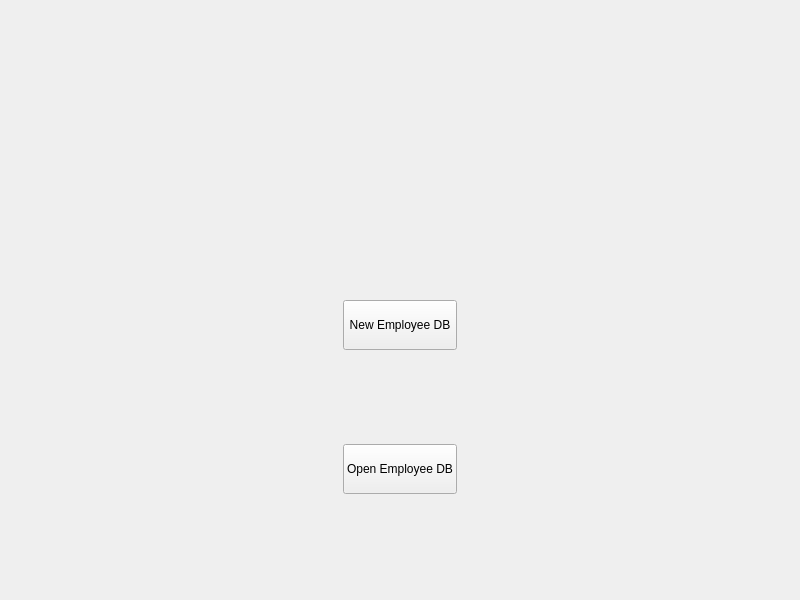
ChatreshGudi/Emp_Manage, file UI_Files/Main.ui: the form before one commit.
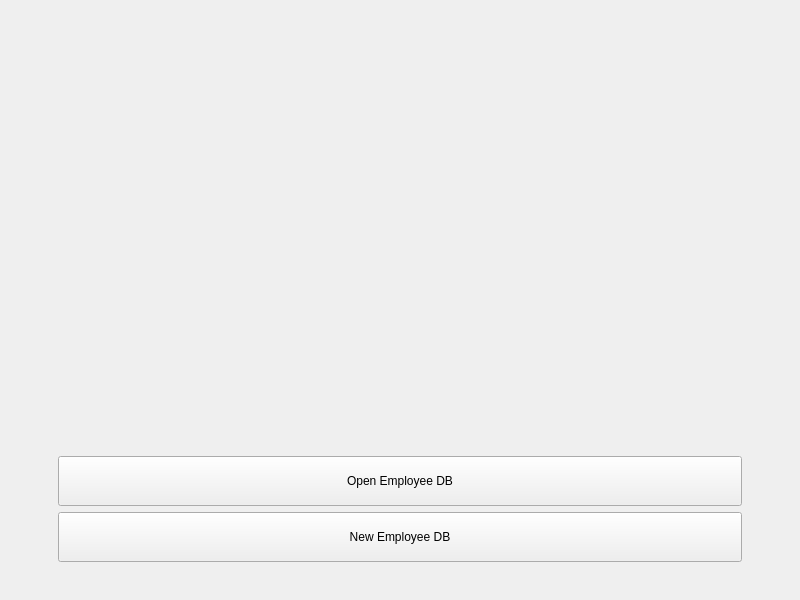
The form after the commit. Icons and pictures are not drawn.

Patch:
```diff
--- a/UI_Files/Main.ui
+++ b/UI_Files/Main.ui
@@ -22,34 +22,17 @@
   </property>
   <widget class="QWidget" name="centralwidget">
    <layout class="QGridLayout" name="gridLayout_2">
-    <item row="1" column="3">
+    <item row="1" column="1">
      <widget class="QStackedWidget" name="stackedWidget">
       <property name="currentIndex">
        <number>0</number>
       </property>
       <widget class="QWidget" name="Open_File">
        <layout class="QGridLayout" name="gridLayout_3">
-        <item row="2" column="1">
-         <widget class="QPushButton" name="newdb_btn">
-          <property name="minimumSize">
-           <size>
-            <width>0</width>
-            <height>50</height>
-           </size>
-          </property>
-          <property name="text">
-           <string>New Employee DB</string>
-          </property>
-          <property name="icon">
-           <iconset>
-            <normaloff>../Icons/new.png</normaloff>../Icons/new.png</iconset>
-          </property>
-         </widget>
-        </item>
-        <item row="3" column="1">
+        <item row="2" column="1" colspan="3">
          <widget class="QPushButton" name="opendb_btn">
           <property name="sizePolicy">
-           <sizepolicy hsizetype="Fixed" vsizetype="Fixed">
+           <sizepolicy hsizetype="Minimum" vsizetype="Fixed">
             <horstretch>0</horstretch>
             <verstretch>0</verstretch>
            </sizepolicy>
@@ -69,7 +52,7 @@
           </property>
          </widget>
         </item>
-        <item row="2" column="2">
+        <item row="4" column="4">
          <spacer name="horizontalSpacer_4">
           <property name="orientation">
            <enum>Qt::Horizontal</enum>
@@ -82,17 +65,17 @@
           </property>
          </spacer>
         </item>
-        <item row="1" column="1">
+        <item row="1" column="1" colspan="2">
          <widget class="QLabel" name="label_15">
           <property name="sizePolicy">
-           <sizepolicy hsizetype="Fixed" vsizetype="Fixed">
-            <horstretch>0</horstretch>
-            <verstretch>0</verstretch>
+           <sizepolicy hsizetype="MinimumExpanding" vsizetype="MinimumExpanding">
+            <horstretch>141</horstretch>
+            <verstretch>100</verstretch>
            </sizepolicy>
           </property>
           <property name="minimumSize">
            <size>
-            <width>100</width>
+            <width>141</width>
             <height>100</height>
            </size>
           </property>
@@ -110,7 +93,7 @@
           </property>
          </widget>
         </item>
-        <item row="2" column="0">
+        <item row="3" column="0">
          <spacer name="horizontalSpacer_2">
           <property name="orientation">
            <enum>Qt::Horizontal</enum>
@@ -123,6 +106,23 @@
           </property>
          </spacer>
         </item>
+        <item row="3" column="1" colspan="3">
+         <widget class="QPushButton" name="newdb_btn">
+          <property name="minimumSize">
+           <size>
+            <width>0</width>
+            <height>50</height>
+           </size>
+          </property>
+          <property name="text">
+           <string>New Employee DB</string>
+          </property>
+          <property name="icon">
+           <iconset>
+            <normaloff>../Icons/new.png</normaloff>../Icons/new.png</iconset>
+          </property>
+         </widget>
+        </item>
        </layout>
       </widget>
       <widget class="QWidget" name="Login_Page">
```
Left out of the diff: 2 changed lines with no effect on the pictures.
